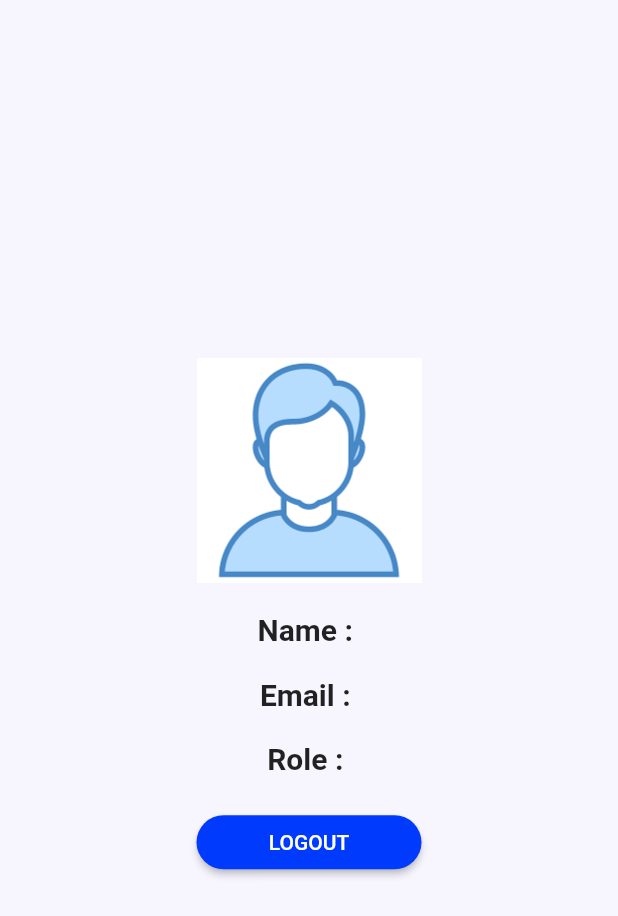
After one commit to AbdAlQaderFarajallah/complaints_management, a Flutter app: the ProfileScreen screen opened by its route, on a phone screen of 412 x 824 dp. The commit adds this screen. Shown: the top 916 px of the screen. Run offline on Flutter 3.47's test engine with Material 2 defaults, Android fonts, the light colour scheme and no system bars; our stand-ins replace flutter_svg, font_awesome_flutter, get, shared_preferences, shimmer; accounts and stored records are empty; project files that could hold a hidden picture were left out.

Commit message:
* Profile Screen

```diff
--- a/lib/main.dart
+++ b/lib/main.dart
@@ -1,6 +1,7 @@
 import 'package:complaints_management/prefs/shared_pref_controller.dart';
 import 'package:complaints_management/screens/home_screen.dart';
 import 'package:complaints_management/screens/new_inbox_screen.dart';
+import 'package:complaints_management/screens/profile_screen.dart';
 import 'package:complaints_management/screens/shimmer_animation.dart';
 import 'package:flutter/material.dart';
 import 'package:get/get.dart';
@@ -37,6 +38,7 @@ class MyApp extends StatelessWidget {
         // TagsPage.id: (context) => const TagsPage(),
         // StatusPage.id: (context) => const StatusPage(),
         // SearchPage.id: (context) => const SearchPage(),
+         ProfileScreen.id: (context) => const ProfileScreen(),
       },
     );
   }
--- a/lib/prefs/shared_pref_controller.dart
+++ b/lib/prefs/shared_pref_controller.dart
@@ -1,7 +1,7 @@
 import 'package:complaints_management/models/user_model.dart';
 import 'package:shared_preferences/shared_preferences.dart';
 
-enum PrefKeys { token, loggedIn }
+enum PrefKeys { token, loggedIn, name, email, role }
 
 class SharedPrefController {
   static final SharedPrefController _instance = SharedPrefController._();
@@ -22,6 +22,12 @@ class SharedPrefController {
     await _sharedPreferences.setBool(PrefKeys.loggedIn.toString(), true);
     await _sharedPreferences.setString(
         PrefKeys.token.toString(), 'Bearer ${user.token}');
+    await _sharedPreferences.setString(
+        PrefKeys.name.toString(), user.user!.name!);
+    await _sharedPreferences.setString(
+        PrefKeys.email.toString(), user.user!.email!);
+    await _sharedPreferences.setString(
+        PrefKeys.role.toString(), user.user!.role!.name!);
   }
 
   String get token =>
@@ -30,6 +36,15 @@ class SharedPrefController {
   bool get loggedIn =>
       _sharedPreferences.getBool(PrefKeys.loggedIn.toString()) ?? false;
 
+  String get name =>
+      _sharedPreferences.getString(PrefKeys.name.toString()) ?? '';
+
+  String get email =>
+      _sharedPreferences.getString(PrefKeys.email.toString()) ?? '';
+
+  String get role =>
+      _sharedPreferences.getString(PrefKeys.role.toString()) ?? '';
+
   Future<bool> clear() async {
     return await _sharedPreferences.clear();
   }
--- a/lib/screens/home_screen.dart
+++ b/lib/screens/home_screen.dart
@@ -1,4 +1,5 @@
 import 'package:complaints_management/screens/login_and_signup.dart';
+import 'package:complaints_management/screens/profile_screen.dart';
 import 'package:flutter/material.dart';
 
 import '../api/controllers/auth_api_controller.dart';
@@ -46,9 +47,25 @@ class _HomePageState extends State<HomePage> {
                           ),
                           PopupMenuButton<int>(
                             itemBuilder: (context) => [
-                              // popupmenu item 1
                               PopupMenuItem(
                                 value: 1,
+                                child: InkWell(
+                                  onTap: () {
+                                    Navigator.pushNamed(
+                                        context, ProfileScreen.id);
+                                  },
+                                  child: Row(
+                                    children: const [
+                                      Icon(Icons.person),
+                                      SizedBox(width: 10),
+                                      Text("Profile")
+                                    ],
+                                  ),
+                                ),
+                              ),
+                              // popupmenu item 2
+                              PopupMenuItem(
+                                value: 2,
                                 child: Row(
                                   children: const [
                                     Icon(Icons.language),
@@ -57,9 +74,9 @@ class _HomePageState extends State<HomePage> {
                                   ],
                                 ),
                               ),
-                              // popupmenu item 2
+                              // popupmenu item 3
                               PopupMenuItem(
-                                value: 2,
+                                value: 3,
                                 child: InkWell(
                                   onTap: () async {
                                     await logout(context);
--- /dev/null
+++ b/lib/screens/profile_screen.dart
@@ -0,0 +1,68 @@
+import 'package:complaints_management/prefs/shared_pref_controller.dart';
+import 'package:flutter/material.dart';
+
+import '../api/controllers/auth_api_controller.dart';
+import 'login_and_signup.dart';
+
+class ProfileScreen extends StatefulWidget {
+  static const String id = "ProfilePage";
+
+  const ProfileScreen({Key? key}) : super(key: key);
+
+  @override
+  State<ProfileScreen> createState() => _ProfileScreenState();
+}
+
+class _ProfileScreenState extends State<ProfileScreen> {
+  @override
+  Widget build(BuildContext context) {
+    return Scaffold(
+      backgroundColor: const Color(0xffF7F6FF),
+      body: Container(
+        padding: const EdgeInsets.all(20.0),
+        margin: const EdgeInsets.symmetric(vertical: 50),
+        child: Column(
+          mainAxisAlignment: MainAxisAlignment.center,
+          crossAxisAlignment: CrossAxisAlignment.center,
+          children: [
+            Center(
+                child:
+                    Image.asset("images/person.png", width: 150, height: 150)),
+            const SizedBox(height: 20),
+            Text('Name : ${SharedPrefController().name}',
+                style:
+                    const TextStyle(fontWeight: FontWeight.bold, fontSize: 20)),
+            const SizedBox(height: 20),
+            Text('Email : ${SharedPrefController().email}',
+                style:
+                    const TextStyle(fontWeight: FontWeight.bold, fontSize: 20)),
+            const SizedBox(height: 20),
+            Text('Role : ${SharedPrefController().role}',
+                style:
+                    const TextStyle(fontWeight: FontWeight.bold, fontSize: 20)),
+            const SizedBox(height: 20),
+            SizedBox(
+              width: 150,
+              child: ElevatedButton(
+                  style: ElevatedButton.styleFrom(
+                      padding: const EdgeInsets.all(5),
+                      backgroundColor:
+                      const Color(0xFF003AFC),
+                      shape: const StadiumBorder()),
+                  onPressed: () async {
+                    await logout(context);
+                  },
+                  child: const Text('LOGOUT')),
+            )
+          ],
+        ),
+      ),
+    );
+  }
+
+  Future<void> logout(BuildContext context) async {
+    bool loggedOut = await AuthApiController().logout();
+    if (loggedOut)
+      Navigator.pushReplacementNamed(context, LoginAndSignupPage.id);
+  }
+}
```
